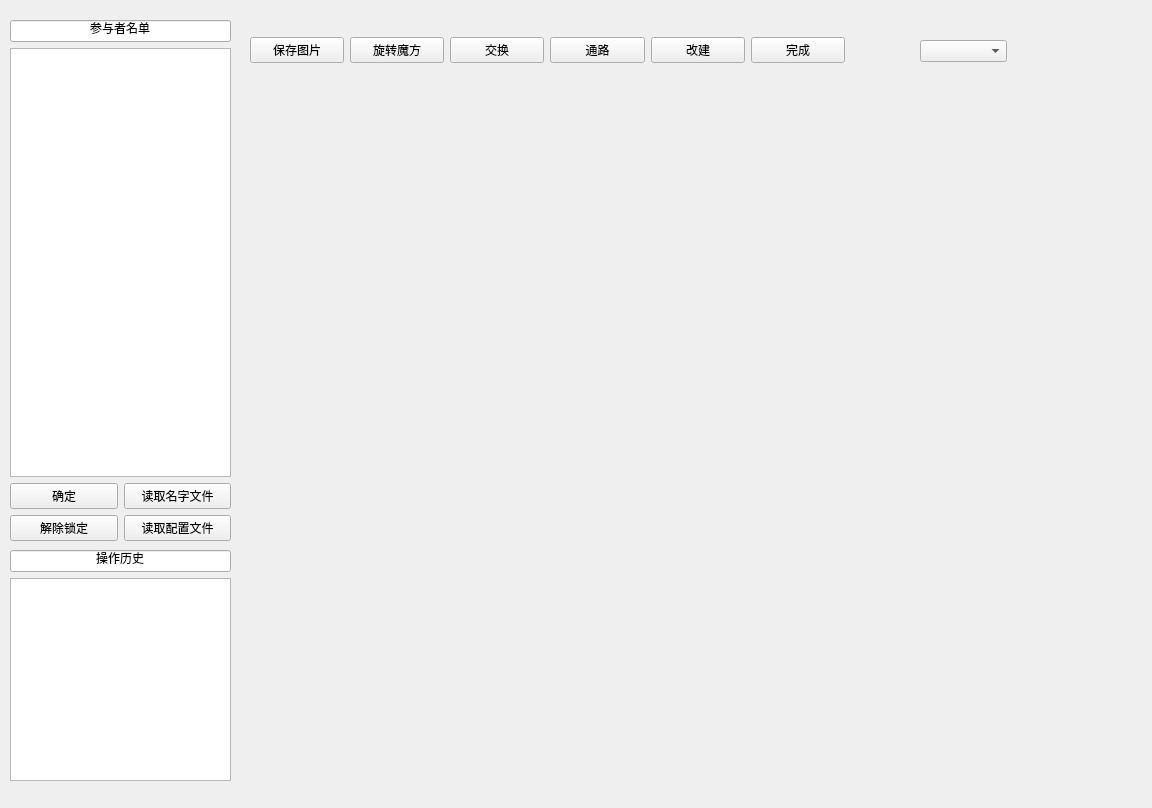
Before: the Qt Designer form ShadowKill_UI.ui in zuoliangyu/shadowkill, drawn with Qt 5.
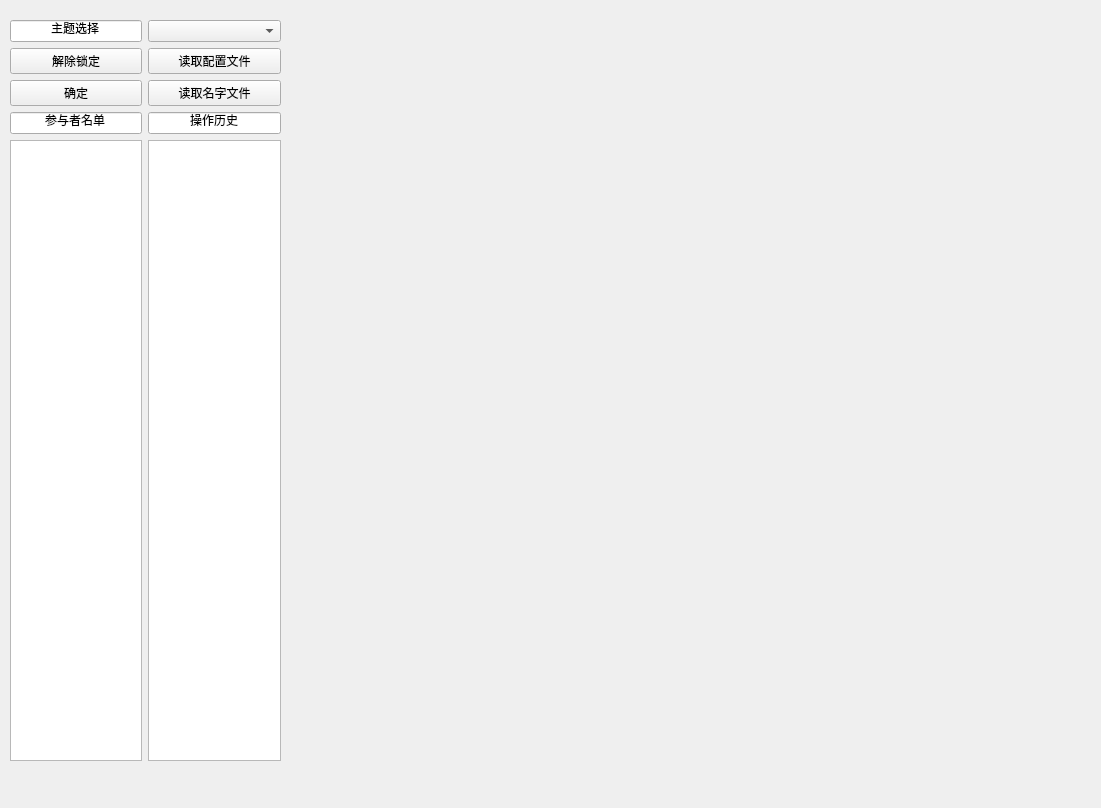
After: the same form once the commit is applied.

Commit message: 修改界面UI

The edit to the form file:
```diff
--- a/ShadowKill_UI.ui
+++ b/ShadowKill_UI.ui
@@ -6,23 +6,66 @@
    <rect>
     <x>0</x>
     <y>0</y>
-    <width>1152</width>
+    <width>1101</width>
     <height>808</height>
    </rect>
   </property>
   <property name="windowTitle">
    <string>Form</string>
   </property>
-  <widget class="QWidget" name="verticalLayoutWidget">
+  <widget class="QWidget" name="horizontalLayoutWidget_2">
+   <property name="geometry">
+    <rect>
+     <x>300</x>
+     <y>680</y>
+     <width>781</width>
+     <height>80</height>
+    </rect>
+   </property>
+   <layout class="QHBoxLayout" name="game_player_horizontalLayout"/>
+  </widget>
+  <widget class="QWidget" name="horizontalLayoutWidget">
    <property name="geometry">
     <rect>
      <x>10</x>
      <y>20</y>
-     <width>221</width>
-     <height>521</height>
+     <width>271</width>
+     <height>741</height>
     </rect>
    </property>
+   <layout class="QHBoxLayout" name="horizontalLayout">
+    <item>
    <layout class="QVBoxLayout" name="verticalLayout">
+      <item>
+       <widget class="QLineEdit" name="lineEdit_3">
+        <property name="mouseTracking">
+         <bool>false</bool>
+        </property>
+        <property name="focusPolicy">
+         <enum>Qt::NoFocus</enum>
+        </property>
+        <property name="text">
+         <string>主题选择</string>
+        </property>
+        <property name="alignment">
+         <set>Qt::AlignCenter</set>
+        </property>
+       </widget>
+      </item>
+      <item>
+       <widget class="QPushButton" name="unlock_pushbutton">
+        <property name="text">
+         <string>解除锁定</string>
+        </property>
+       </widget>
+      </item>
+      <item>
+       <widget class="QPushButton" name="sure_name_pushbutton">
+        <property name="text">
+         <string>确定</string>
+        </property>
+       </widget>
+      </item>
     <item>
      <widget class="QLineEdit" name="lineEdit">
       <property name="mouseTracking">
@@ -45,32 +88,12 @@
     <item>
      <widget class="QTextEdit" name="name_textEdit"/>
     </item>
-    <item>
-     <layout class="QHBoxLayout" name="horizontalLayout">
-      <item>
-       <widget class="QPushButton" name="sure_name_pushbutton">
-        <property name="text">
-         <string>确定</string>
-        </property>
-       </widget>
-      </item>
-      <item>
-       <widget class="QPushButton" name="load_name_pushbutton">
-        <property name="text">
-         <string>读取名字文件</string>
-        </property>
-       </widget>
-      </item>
      </layout>
     </item>
     <item>
-     <layout class="QHBoxLayout" name="horizontalLayout_3">
+     <layout class="QVBoxLayout" name="verticalLayout_2">
       <item>
-       <widget class="QPushButton" name="unlock_pushbutton">
-        <property name="text">
-         <string>解除锁定</string>
-        </property>
-       </widget>
+       <widget class="QComboBox" name="theme_comboBox"/>
       </item>
       <item>
        <widget class="QPushButton" name="load_config_pushbutton">
@@ -79,85 +102,13 @@
         </property>
        </widget>
       </item>
-     </layout>
-    </item>
-   </layout>
-  </widget>
-  <widget class="QWidget" name="horizontalLayoutWidget">
-   <property name="geometry">
-    <rect>
-     <x>250</x>
-     <y>10</y>
-     <width>595</width>
-     <height>80</height>
-    </rect>
-   </property>
-   <layout class="QHBoxLayout" name="horizontalLayout_2">
     <item>
-     <widget class="QPushButton" name="pushButton_6">
+       <widget class="QPushButton" name="load_name_pushbutton">
       <property name="text">
-       <string>保存图片</string>
+         <string>读取名字文件</string>
       </property>
      </widget>
     </item>
-    <item>
-     <widget class="QPushButton" name="pushButton">
-      <property name="text">
-       <string>旋转魔方</string>
-      </property>
-     </widget>
-    </item>
-    <item>
-     <widget class="QPushButton" name="pushButton_2">
-      <property name="text">
-       <string>交换</string>
-      </property>
-     </widget>
-    </item>
-    <item>
-     <widget class="QPushButton" name="pushButton_3">
-      <property name="text">
-       <string>通路</string>
-      </property>
-     </widget>
-    </item>
-    <item>
-     <widget class="QPushButton" name="pushButton_4">
-      <property name="text">
-       <string>改建</string>
-      </property>
-     </widget>
-    </item>
-    <item>
-     <widget class="QPushButton" name="pushButton_5">
-      <property name="text">
-       <string>完成</string>
-      </property>
-     </widget>
-    </item>
-   </layout>
-  </widget>
-  <widget class="QWidget" name="horizontalLayoutWidget_2">
-   <property name="geometry">
-    <rect>
-     <x>240</x>
-     <y>700</y>
-     <width>871</width>
-     <height>80</height>
-    </rect>
-   </property>
-   <layout class="QHBoxLayout" name="game_player_horizontalLayout"/>
-  </widget>
-  <widget class="QWidget" name="verticalLayoutWidget_2">
-   <property name="geometry">
-    <rect>
-     <x>10</x>
-     <y>550</y>
-     <width>221</width>
-     <height>231</height>
-    </rect>
-   </property>
-   <layout class="QVBoxLayout" name="verticalLayout_2">
     <item>
      <widget class="QLineEdit" name="lineEdit_2">
       <property name="mouseTracking">
@@ -185,16 +136,8 @@
      </widget>
     </item>
    </layout>
-  </widget>
-  <widget class="QComboBox" name="theme_comboBox">
-   <property name="geometry">
-    <rect>
-     <x>920</x>
-     <y>40</y>
-     <width>87</width>
-     <height>22</height>
-    </rect>
-   </property>
+    </item>
+   </layout>
   </widget>
  </widget>
  <resources/>
```
Lines whose indentation alone changed are shown as unchanged. The commit also changes 1 other file.
